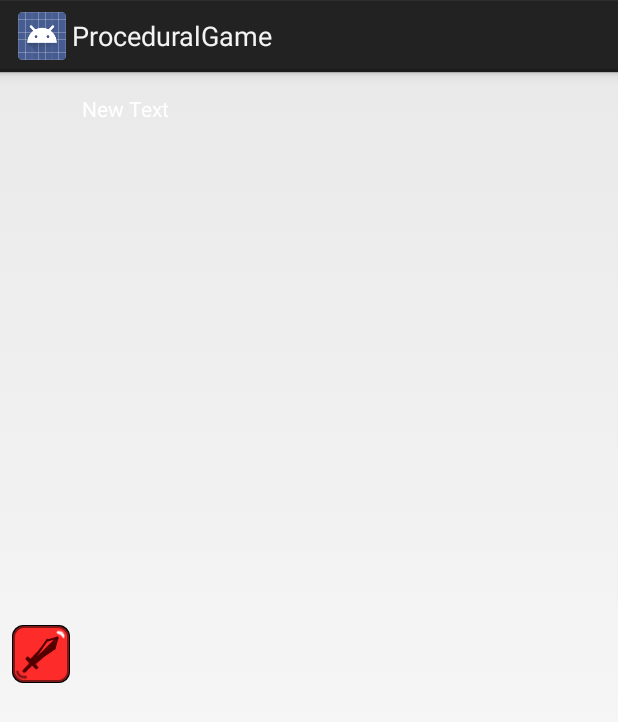
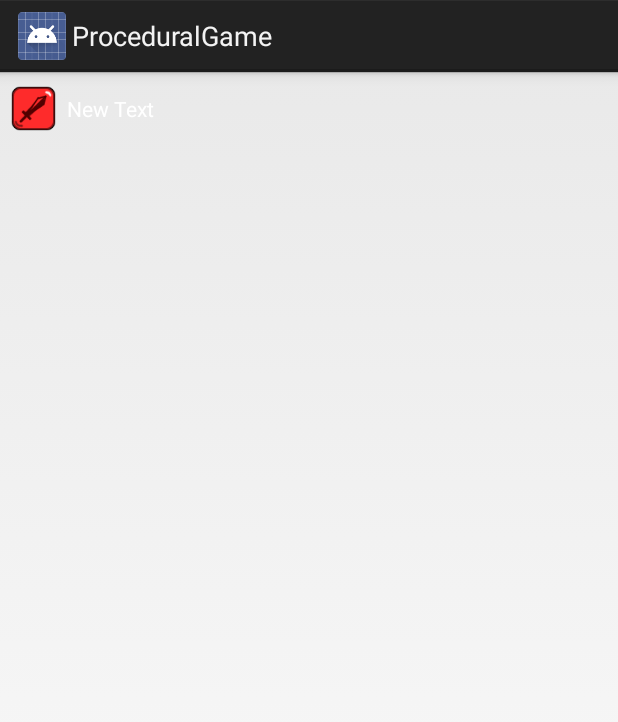
Before and after one commit to JoeBrosnihan/CMSC425---Caravan-Heroes, an Android app: the layout layout_action_entry.xml on its own in the app's theme, with its tools: preview values and no code run, on a phone screen of 412 x 824 dp. Shown: the top 722 px of the screen. Run offline under Robolectric (Android 15) with nearby library versions, the phone set to English and light mode, and no system bars.

Commit message:
Fix mistake with action entry layout

```diff
--- a/app/src/main/res/layout/layout_action_entry.xml
+++ b/app/src/main/res/layout/layout_action_entry.xml
@@ -2,7 +2,7 @@
 <LinearLayout xmlns:android="http://schemas.android.com/apk/res/android"
               android:orientation="horizontal"
               android:layout_width="match_parent"
-              android:layout_height="match_parent"
+              android:layout_height="wrap_content"
               android:padding="@dimen/action_label_padding"
               android:clickable="true">
 
@@ -10,7 +10,11 @@
             android:layout_width="wrap_content"
             android:layout_height="fill_parent"
             android:id="@+id/action_icon"
-            android:src="@drawable/attack_action_icon"/>
+            android:src="@drawable/attack_action_icon"
+            android:adjustViewBounds="true"
+            android:scaleType="fitCenter"
+            android:maxHeight="@dimen/icon_max_height"
+            android:longClickable="true"/>
 
         <TextView
             style="@style/action_label_style"
--- a/app/src/main/res/values/dimens.xml
+++ b/app/src/main/res/values/dimens.xml
@@ -9,5 +9,6 @@
     <dimen name="character_icon_size">50dp</dimen>
     <dimen name="health_bar_width">160dp</dimen>
     <dimen name="health_bar_height">5dp</dimen>
+    <dimen name="icon_max_height">30dp</dimen>
 
 </resources>
```
